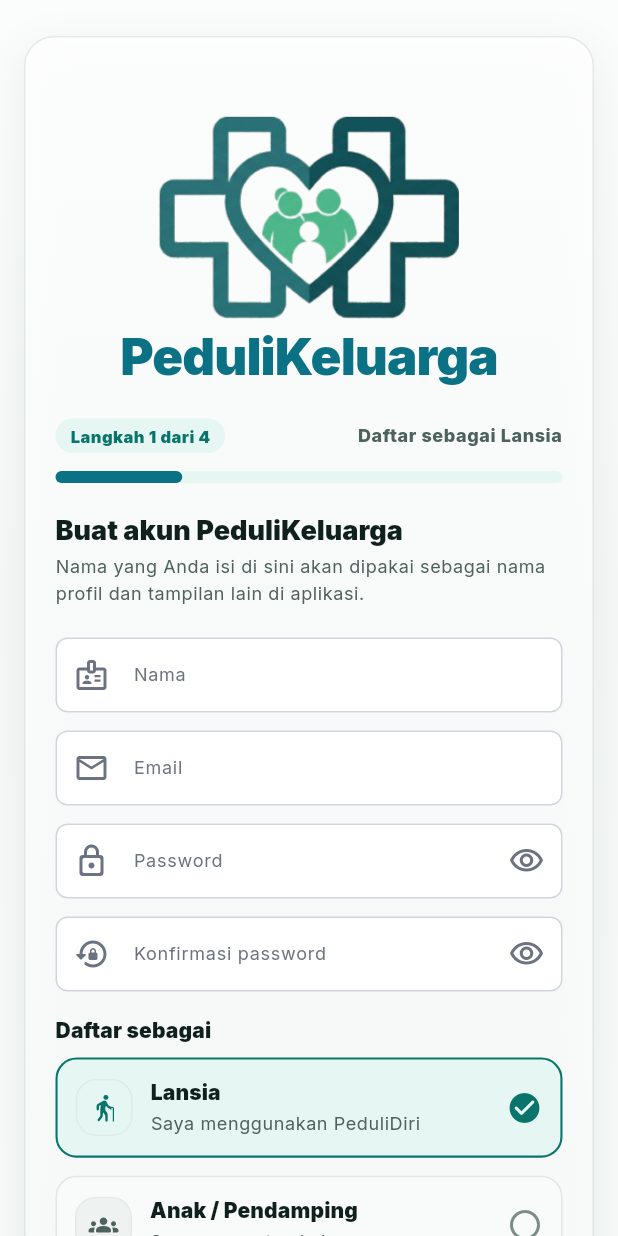
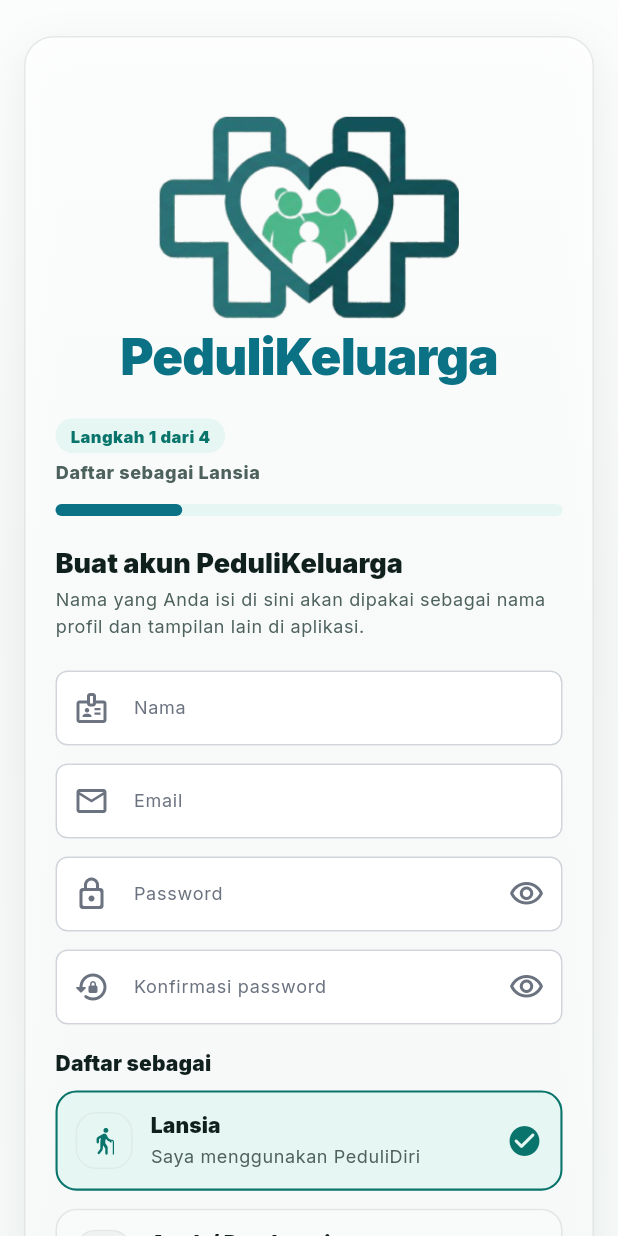
Before and after one commit to Ambaturizz/PeduliKeluarga, a Flutter app: the screen it shows after launch, after a tap on "Lansia", on a phone screen of 412 x 824 dp. Run offline on Flutter 3.47's test engine with Material 3 defaults, Android fonts, the phone set to English and light mode, and no system bars; our stand-ins replace flutter_map, flutter_riverpod, geolocator, go_router, google_fonts, latlong2 and 3 more; missing offline and left inert: gif, mobile_scanner; accounts and stored records are empty.

Commit message:
fix(responsive): resolve overflow issues and improve mobile layout adaptivity

```diff
--- a/lib/features/authentication/presentation/pages/register_page.dart
+++ b/lib/features/authentication/presentation/pages/register_page.dart
@@ -820,7 +820,26 @@ class _RegisterProgressHeader extends StatelessWidget {
     return Column(
       crossAxisAlignment: CrossAxisAlignment.start,
       children: [
-        Row(
+        LayoutBuilder(
+          builder: (context, constraints) {
+            final isMobile = constraints.maxWidth < 420;
+            if (isMobile) {
+              return Column(
+                crossAxisAlignment: CrossAxisAlignment.start,
+                children: [
+                  PkBadge(label: 'Langkah $currentStep dari $totalSteps'),
+                  const SizedBox(height: PkSpacing.xs),
+                  Text(
+                    subtitle,
+                    style: Theme.of(context).textTheme.bodySmall?.copyWith(
+                          color: PkColors.text2,
+                          fontWeight: FontWeight.w800,
+                        ),
+                  ),
+                ],
+              );
+            }
+            return Row(
               children: [
                 PkBadge(label: 'Langkah $currentStep dari $totalSteps'),
                 const SizedBox(width: PkSpacing.sm),
@@ -837,6 +856,8 @@ class _RegisterProgressHeader extends StatelessWidget {
                   ),
                 ),
               ],
+            );
+          },
         ),
         const SizedBox(height: PkSpacing.md),
         LinearProgressIndicator(
--- a/lib/features/peduli_pantau/presentation/pages/peduli_pantau_page.dart
+++ b/lib/features/peduli_pantau/presentation/pages/peduli_pantau_page.dart
@@ -235,7 +235,7 @@ class _CctvMockFrameState extends State<_CctvMockFrame>
         borderRadius: PkRadius.mdRadius,
         child: LayoutBuilder(
           builder: (context, constraints) {
-            final compact = constraints.maxWidth < 360;
+            final compact = constraints.maxWidth < 420;
             final centerSize = compact ? 58.0 : 86.0;
             final iconSize = compact ? 28.0 : 42.0;
 
```
Also changed, not shown: lib/shared/widgets/app_top_bar.dart (+11 -2 lines), 2 other files. Lines whose indentation alone changed are shown as unchanged.
